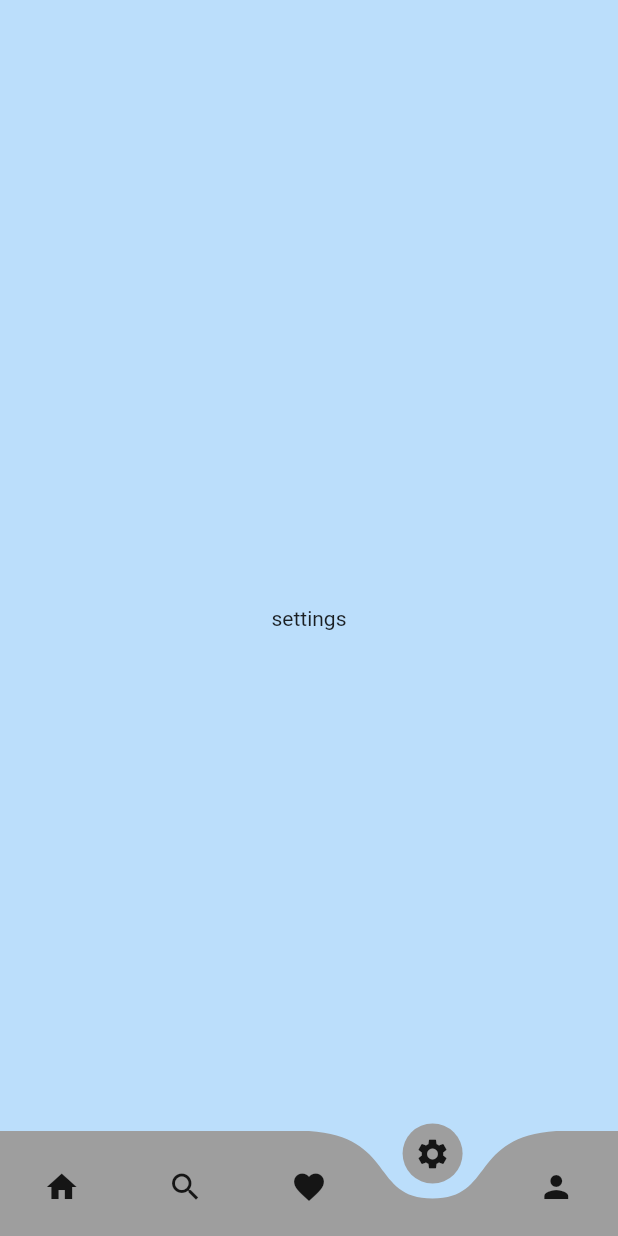
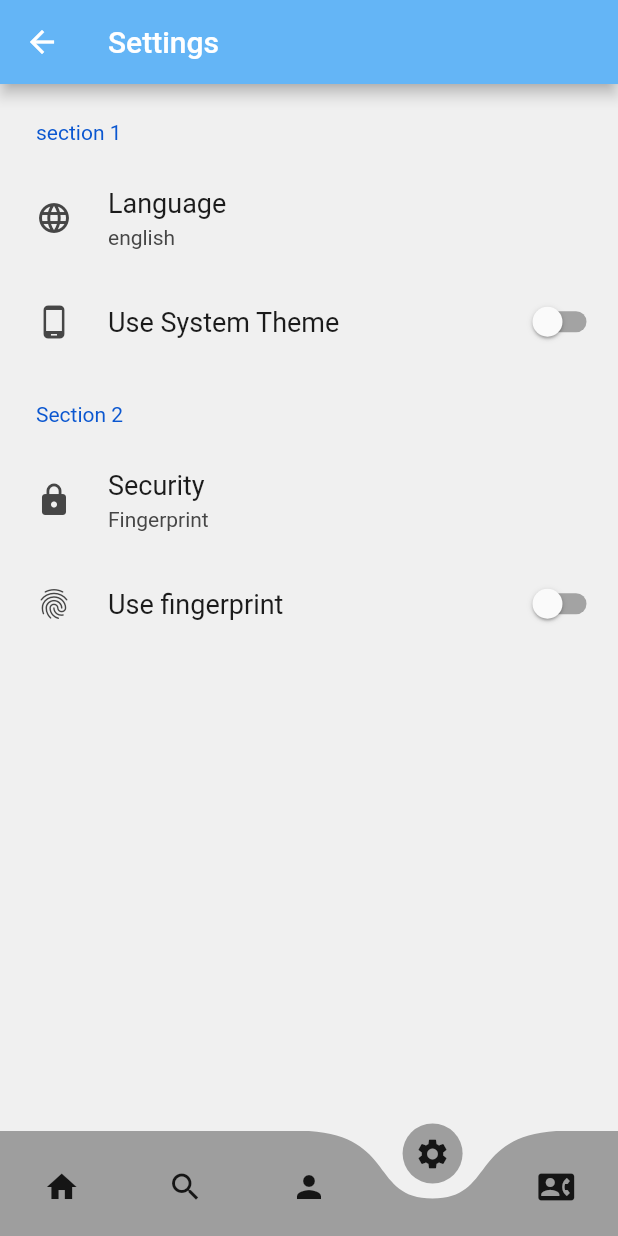
Before and after one commit to nujal/scroll, a Flutter app: the screen it shows after launch, swiped to page 4, on a phone screen of 412 x 824 dp. Run offline on Flutter 3.47's test engine with Material 2 defaults, Android fonts, the phone set to English and light mode, and no system bars; drawn by our look-alikes of curved_navigation_bar, settings_ui; our stand-ins replace animated_bottom_navigation_bar.

Commit message:
update of ui on pages

```diff
--- a/lib/home_page.dart
+++ b/lib/home_page.dart
@@ -1,8 +1,8 @@
 import 'package:animated_bottom_navigation_bar/animated_bottom_navigation_bar.dart';
 import 'package:class_list/pages/1st.dart';
-import 'package:class_list/pages/2nd.dart';
-import 'package:class_list/pages/3rd.dart';
-import 'package:class_list/pages/4th.dart';
+import 'package:class_list/pages/search.dart';
+import 'package:class_list/pages/contacts.dart';
+import 'package:class_list/pages/settings.dart';
 import 'package:class_list/pages/job_opening.dart';
 import 'package:curved_navigation_bar/curved_navigation_bar.dart';
 import 'package:flutter/material.dart';
@@ -16,28 +16,28 @@ class HomePage extends StatefulWidget {
 }
 
 class _HomePageState extends State<HomePage> {
-  int _currentIndex = 0;
+  int _currentIndex = 2;
   PageController _pageController = new PageController();
   final List<Widget> _pages = const [
     FirstPage(),
     SecondPage(),
+    JobOpening(),
+    FourthPage(),
     ThirdPage(),
-    FourthPage(),
-    JobOpening(),
   ];
 
   final items = <Widget>[
     Icon(Icons.home),
     Icon(Icons.search),
-    Icon(Icons.favorite),
+    Icon(Icons.person),
     Icon(Icons.settings),
-    Icon(Icons.person),
+    Icon(Icons.contact_phone),
   ];
 
   @override
   Widget build(BuildContext context) {
     return Scaffold(
-      backgroundColor: Colors.amber,
+      // backgroundColor: Colors.amber,
       extendBody: true,
       // appBar: AppBar(
       //   title: Text('Yaj Tech'),
@@ -56,7 +56,7 @@ class _HomePageState extends State<HomePage> {
       ),
       bottomNavigationBar: CurvedNavigationBar(
         animationCurve: Curves.easeOut,
-        animationDuration: const Duration(milliseconds: 400),
+        animationDuration: const Duration(milliseconds: 300),
         height: 70,
         index: _currentIndex,
         items: items,
--- a/lib/pages/4th.dart
+++ /dev/null
@@ -1,12 +0,0 @@
-import 'package:flutter/material.dart';
-
-class FourthPage extends StatelessWidget {
-  const FourthPage({Key? key}) : super(key: key);
-
-  @override
-  Widget build(BuildContext context) {
-    return Scaffold(
-        backgroundColor: Colors.blue[100],
-        body: Center(child: Text('settings')));
-  }
-}
--- a/lib/pages/3rd.dart
+++ b/lib/pages/contacts.dart
@@ -7,7 +7,7 @@ class ThirdPage extends StatelessWidget {
   Widget build(BuildContext context) {
     return Scaffold(
       backgroundColor: Colors.pink[100],
-      body: Center(child: Text('favourites')),
+      body: Center(child: Text('Contacts')),
     );
   }
 }
--- a/lib/pages/job_opening.dart
+++ b/lib/pages/job_opening.dart
@@ -11,6 +11,7 @@ class JobOpening extends StatelessWidget {
     return Scaffold(
       appBar: AppBar(
         title: Text("Job Opening"),
+        backgroundColor: Colors.blue[300],
       ),
       body: ListView.builder(
         itemCount: jobList.length,
--- /dev/null
+++ b/lib/pages/settings.dart
@@ -0,0 +1,73 @@
+import 'package:flutter/material.dart';
+import 'package:settings_ui/settings_ui.dart';
+
+class FourthPage extends StatefulWidget {
+  const FourthPage({Key? key}) : super(key: key);
+
+  @override
+  State<FourthPage> createState() => _FourthPageState();
+}
+
+class _FourthPageState extends State<FourthPage> {
+  bool androidtheme = false;
+  bool fingerprint = false;
+  @override
+  Widget build(BuildContext context) {
+    return Scaffold(
+      appBar: AppBar(
+        backgroundColor: Colors.blue[300],
+        title: Text('Settings'),
+        // centerTitle: true,
+      ),
+      body: SettingsList(
+        sections: [
+          SettingsSection(
+            // titlePadding: EdgeInsets.all(20),
+            title: Text('section 1'),
+            tiles: [
+              SettingsTile(
+                title: Text('Language'),
+                description: Text('english'),
+                leading: Icon(Icons.language),
+                onPressed: (BuildContext context) {},
+              ),
+              SettingsTile.switchTile(
+                initialValue: androidtheme,
+                title: Text('Use System Theme'),
+                leading: Icon(Icons.phone_android),
+                // switchValue: isSwitched,
+                onToggle: (value) {
+                  setState(() {
+                    androidtheme = value;
+                  });
+                },
+              ),
+            ],
+          ),
+          SettingsSection(
+            // margin: EdgeInsets.all(20.0),
+            title: Text('Section 2'),
+            tiles: [
+              SettingsTile(
+                title: Text('Security'),
+                description: Text('Fingerprint'),
+                leading: Icon(Icons.lock),
+                onPressed: (BuildContext context) {},
+              ),
+              SettingsTile.switchTile(
+                title: Text('Use fingerprint'),
+                leading: Icon(Icons.fingerprint),
+                initialValue: fingerprint,
+                onToggle: (value) {
+                  setState(() {
+                    fingerprint = value;
+                  });
+                },
+              ),
+            ],
+          ),
+        ],
+      ),
+    );
+  }
+}
--- a/pubspec.yaml
+++ b/pubspec.yaml
@@ -37,6 +37,7 @@ dependencies:
   google_nav_bar: ^5.0.6
   animated_bottom_navigation_bar: ^0.3.3
   curved_navigation_bar: ^1.0.3
+  settings_ui: ^2.0.2
 
 dev_dependencies:
   flutter_test:
```
Also changed, not shown: lib/list_model.dart (+6 -6 lines), lib/pages/1st.dart (+28 -2 lines), lib/pages/2nd.dart (deleted, +0 -13 lines), lib/pages/search.dart (added, +60 -0 lines), pubspec.lock.
